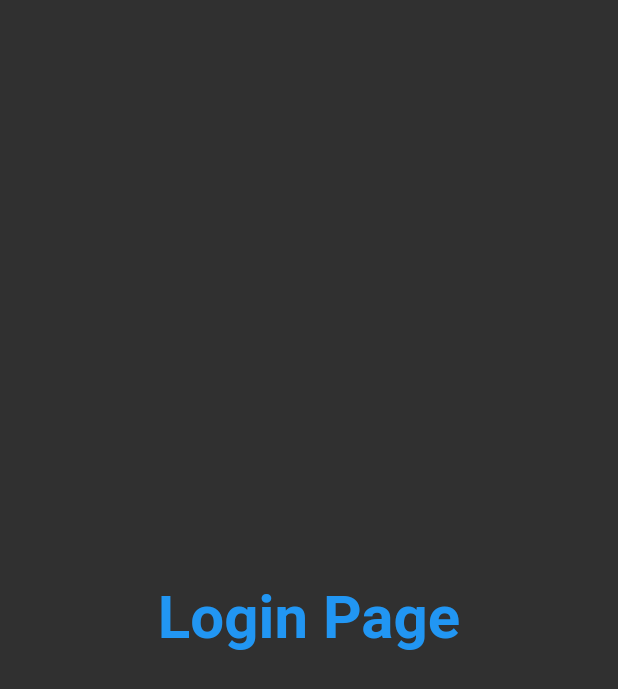
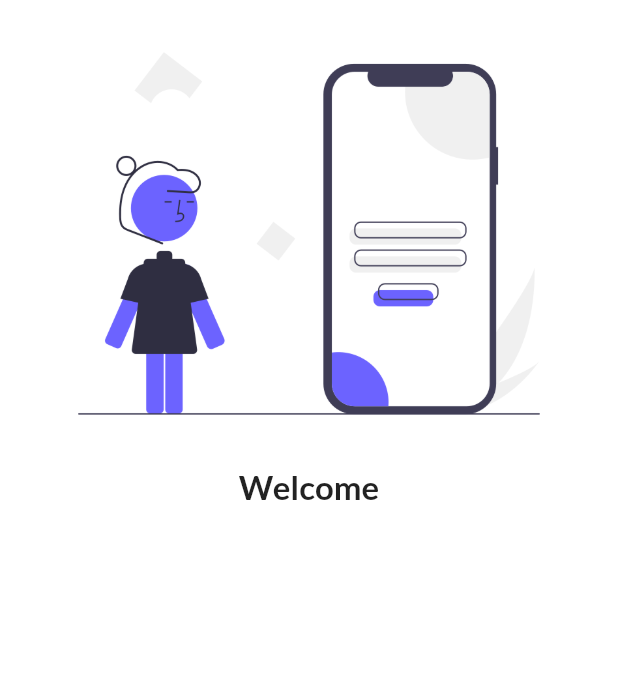
Before and after one commit to Chirag123-bit/catalog, a Flutter app: the screen it shows after launch, on a phone screen of 412 x 824 dp. Shown: the top 689 px of the screen. Run offline on Flutter 3.47's test engine with Material 2 defaults, Android fonts, the phone set to English and light mode, and no system bars; our stand-ins replace google_fonts.

Commit message:
Added Google Fonts on Login Page

```diff
--- a/lib/main.dart
+++ b/lib/main.dart
@@ -1,7 +1,9 @@
 import 'package:catalog/pages/home_page.dart';
 import 'package:flutter/material.dart';
+import 'package:google_fonts/google_fonts.dart';
 
 import 'pages/login_page.dart';
+import 'package:google_fonts/google_fonts.dart';
 
 void main() {
   runApp(const MyApp());
@@ -13,9 +15,12 @@ class MyApp extends StatelessWidget {
   @override
   Widget build(BuildContext context) {
     return MaterialApp(
-      themeMode: ThemeMode.dark,
-      theme: ThemeData(primarySwatch: Colors.deepPurple),
-      darkTheme: ThemeData(brightness: Brightness.dark),
+      themeMode: ThemeMode.light,
+      theme: ThemeData(
+        primarySwatch: Colors.deepPurple,
+        fontFamily: GoogleFonts.lato().fontFamily,
+      ),
+      darkTheme: ThemeData(brightness: Brightness.light),
       routes: {
         '/': (context) => const LoginPage(),
         '/login': (context) => const LoginPage(),
--- a/lib/pages/login_page.dart
+++ b/lib/pages/login_page.dart
@@ -5,13 +5,15 @@ class LoginPage extends StatelessWidget {
 
   @override
   Widget build(BuildContext context) {
-    return const Material(
-      child: Center(
-          child: Text(
-        'Login Page',
-        style: TextStyle(
-            fontSize: 40, color: Colors.blue, fontWeight: FontWeight.bold),
-      )),
+    return Material(
+      color: Colors.white,
+      child: Column(children: [
+        Image.asset("assets/images/login.png", fit: BoxFit.cover),
+        const Text(
+          "Welcome",
+          style: TextStyle(fontSize: 22, fontWeight: FontWeight.bold),
+        )
+      ]),
     );
   }
 }
```
Also changed, not shown: pubspec.yaml (+4 -5 lines), assets/images/login.png (renamed from assets/login.png), pubspec.lock.
